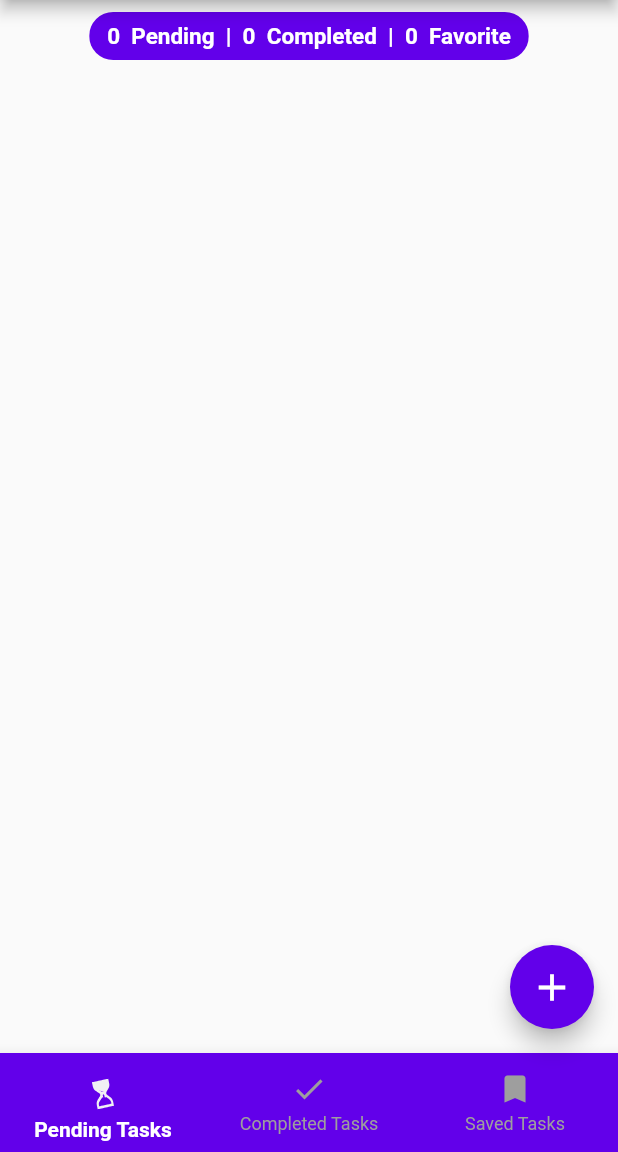
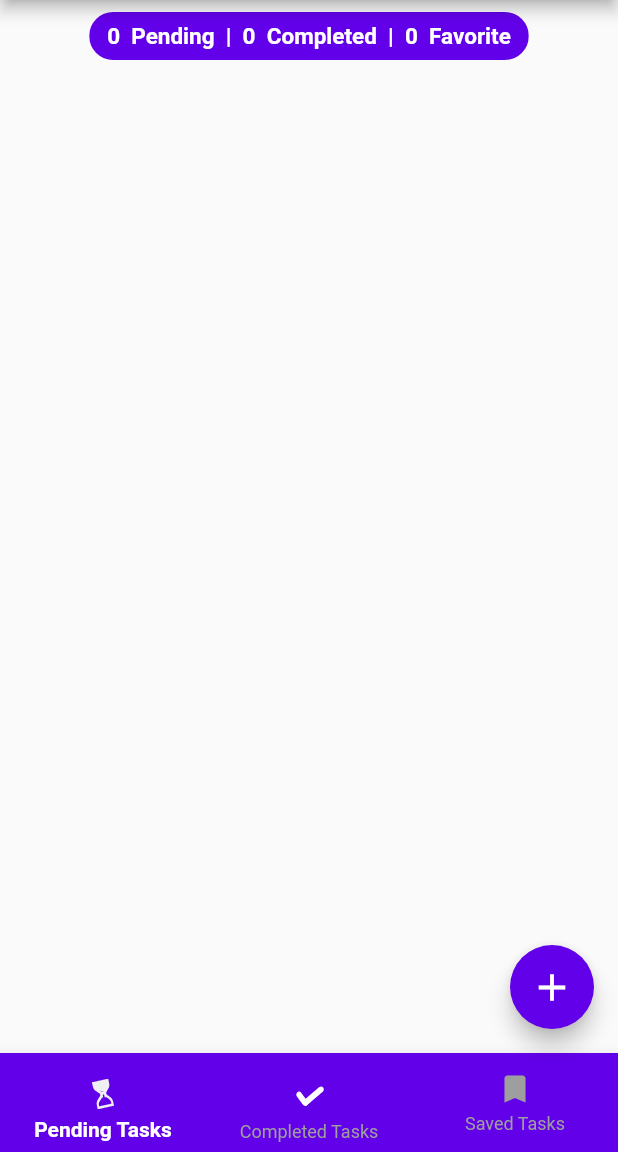
Before and after one commit to Tukhtamurodov-Sardorbek/37.To_Do-BLoC_8, a Flutter app: the screen it shows after launch, on a phone screen of 412 x 824 dp, the part 84-1236 px from its top. Run offline on Flutter 3.47's test engine with Material 2 defaults, Android fonts, the phone set to English and light mode, and no system bars; our stand-ins replace equatable, flutter_bloc, hydrated_bloc, lottie.

Commit message:
🛡 Code Optimized 🛡

```diff
--- a/lib/pages/home_page.dart
+++ b/lib/pages/home_page.dart
@@ -104,7 +104,7 @@ class _HomePageState extends State<HomePage> {
             items: [
               BottomNavigationBarItem(
                 icon: Padding(
-                  padding: EdgeInsets.only(bottom: 2.0),
+                  padding: const EdgeInsets.only(bottom: 2.0),
                   child:
                   // Icon(Icons.hourglass_bottom),
                   Lottie.asset('assets/lottie/pending.json', height: 34, fit: BoxFit.cover),
@@ -113,8 +113,9 @@ class _HomePageState extends State<HomePage> {
               ),
               BottomNavigationBarItem(
                 icon: Padding(
-                  padding: EdgeInsets.only(bottom: 2.0),
-                  child: Icon(Icons.done),
+                  padding: const EdgeInsets.only(bottom: 2.0),
+                  child: Lottie.asset('assets/lottie/completed.json', height: 34, fit: BoxFit.cover),
+                  // Icon(Icons.done),
                 ),
                 label: 'Completed Tasks',
               ),
```
